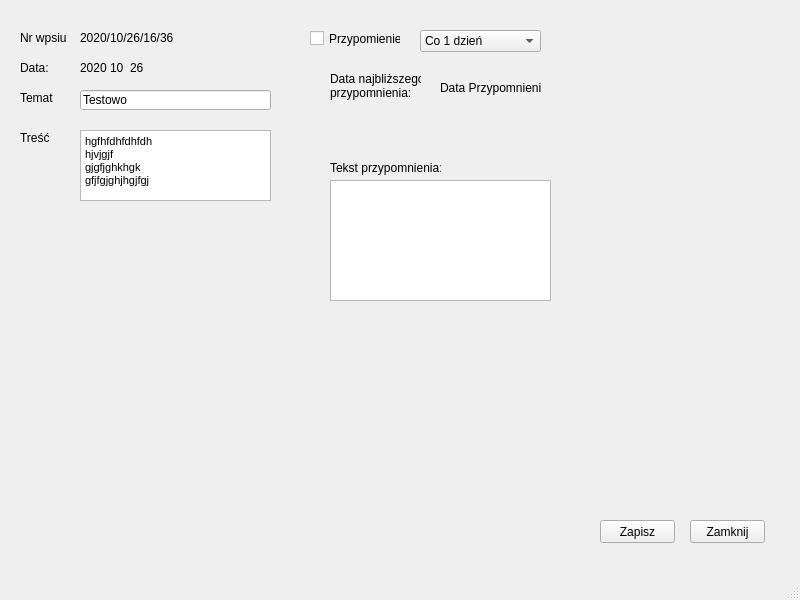
Astropl/TestRamek, file Kontrahent/kontrahentinfododajwpis.ui: the form before one commit.
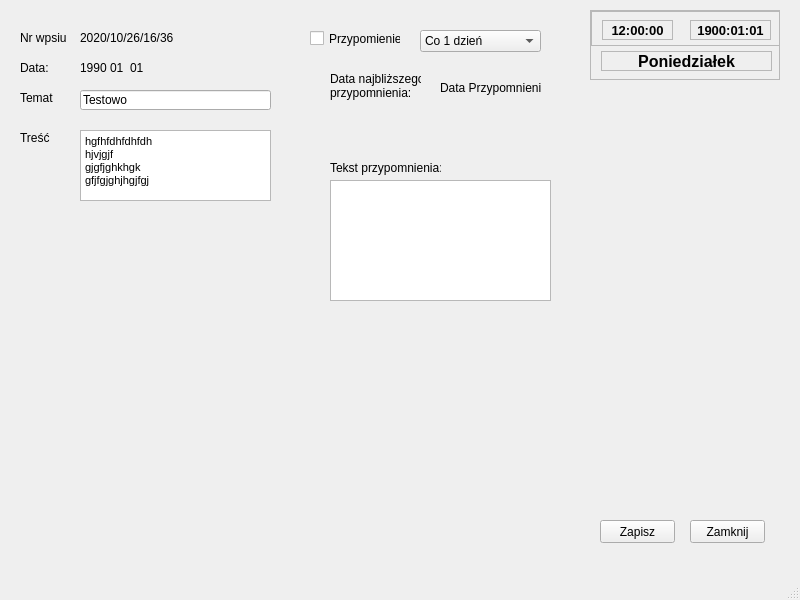
The form after the commit.

```diff
--- a/Kontrahent/kontrahentinfododajwpis.ui
+++ b/Kontrahent/kontrahentinfododajwpis.ui
@@ -102,7 +102,7 @@
      </rect>
     </property>
     <property name="text">
-     <string>2020</string>
+     <string>1990</string>
     </property>
    </widget>
    <widget class="QLabel" name="label_5">
@@ -115,7 +115,7 @@
      </rect>
     </property>
     <property name="text">
-     <string>10</string>
+     <string>01</string>
     </property>
    </widget>
    <widget class="QLabel" name="label_6">
@@ -128,7 +128,7 @@
      </rect>
     </property>
     <property name="text">
-     <string>26</string>
+     <string>01</string>
     </property>
    </widget>
    <widget class="QLabel" name="label_7">
@@ -275,6 +275,153 @@
      <string>Data Przypomnienia</string>
     </property>
    </widget>
+   <widget class="QLabel" name="labelDaty">
+    <property name="geometry">
+     <rect>
+      <x>690</x>
+      <y>20</y>
+      <width>81</width>
+      <height>20</height>
+     </rect>
+    </property>
+    <property name="font">
+     <font>
+      <pointsize>10</pointsize>
+      <weight>75</weight>
+      <bold>true</bold>
+     </font>
+    </property>
+    <property name="frameShape">
+     <enum>QFrame::StyledPanel</enum>
+    </property>
+    <property name="text">
+     <string>1900:01:01</string>
+    </property>
+    <property name="alignment">
+     <set>Qt::AlignCenter</set>
+    </property>
+   </widget>
+   <widget class="QScrollArea" name="scrollArea_8">
+    <property name="geometry">
+     <rect>
+      <x>590</x>
+      <y>10</y>
+      <width>190</width>
+      <height>70</height>
+     </rect>
+    </property>
+    <property name="widgetResizable">
+     <bool>true</bool>
+    </property>
+    <widget class="QWidget" name="scrollAreaWidgetContents_8">
+     <property name="geometry">
+      <rect>
+       <x>0</x>
+       <y>0</y>
+       <width>188</width>
+       <height>68</height>
+      </rect>
+     </property>
+     <widget class="QLabel" name="labelDzien">
+      <property name="geometry">
+       <rect>
+        <x>10</x>
+        <y>40</y>
+        <width>171</width>
+        <height>20</height>
+       </rect>
+      </property>
+      <property name="font">
+       <font>
+        <pointsize>12</pointsize>
+        <weight>75</weight>
+        <bold>true</bold>
+       </font>
+      </property>
+      <property name="frameShape">
+       <enum>QFrame::StyledPanel</enum>
+      </property>
+      <property name="text">
+       <string>Poniedziałek</string>
+      </property>
+      <property name="alignment">
+       <set>Qt::AlignCenter</set>
+      </property>
+      <property name="wordWrap">
+       <bool>false</bool>
+      </property>
+     </widget>
+     <widget class="QScrollArea" name="scrollArea_9">
+      <property name="geometry">
+       <rect>
+        <x>0</x>
+        <y>0</y>
+        <width>190</width>
+        <height>35</height>
+       </rect>
+      </property>
+      <property name="widgetResizable">
+       <bool>true</bool>
+      </property>
+      <widget class="QWidget" name="scrollAreaWidgetContents_9">
+       <property name="geometry">
+        <rect>
+         <x>0</x>
+         <y>0</y>
+         <width>188</width>
+         <height>33</height>
+        </rect>
+       </property>
+       <widget class="QLabel" name="labelZegara">
+        <property name="geometry">
+         <rect>
+          <x>10</x>
+          <y>8</y>
+          <width>71</width>
+          <height>20</height>
+         </rect>
+        </property>
+        <property name="font">
+         <font>
+          <pointsize>10</pointsize>
+          <weight>75</weight>
+          <bold>true</bold>
+         </font>
+        </property>
+        <property name="frameShape">
+         <enum>QFrame::StyledPanel</enum>
+        </property>
+        <property name="text">
+         <string>12:00:00</string>
+        </property>
+        <property name="alignment">
+         <set>Qt::AlignCenter</set>
+        </property>
+       </widget>
+      </widget>
+     </widget>
+    </widget>
+   </widget>
+   <zorder>pushButton</zorder>
+   <zorder>pushButton_2</zorder>
+   <zorder>label</zorder>
+   <zorder>label_2</zorder>
+   <zorder>checkBox</zorder>
+   <zorder>label_3</zorder>
+   <zorder>label_4</zorder>
+   <zorder>label_5</zorder>
+   <zorder>label_6</zorder>
+   <zorder>label_7</zorder>
+   <zorder>lineEdit</zorder>
+   <zorder>label_8</zorder>
+   <zorder>textEdit</zorder>
+   <zorder>comboBox</zorder>
+   <zorder>label_9</zorder>
+   <zorder>label_10</zorder>
+   <zorder>textEdit_2</zorder>
+   <zorder>label_11</zorder>
+   <zorder>scrollArea_8</zorder>
+   <zorder>labelDaty</zorder>
   </widget>
   <widget class="QMenuBar" name="menubar">
    <property name="geometry">
```
